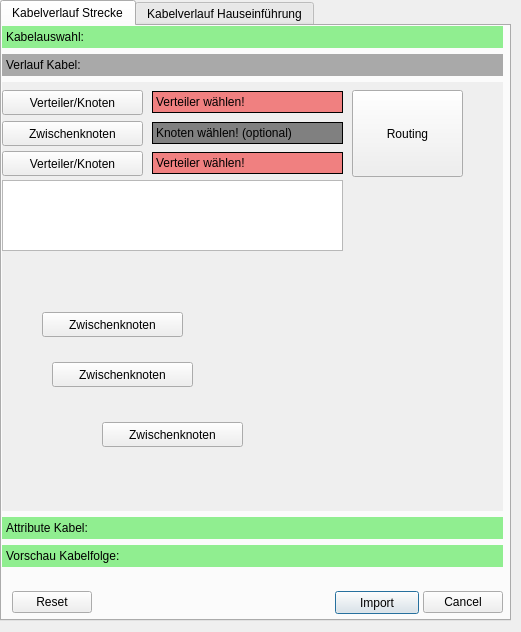
Qt form tools/kabel_verlegen/kabel_verlegen_dialog_base.ui (geoKjack/Toolbox_SiegeleCO) before a commit.
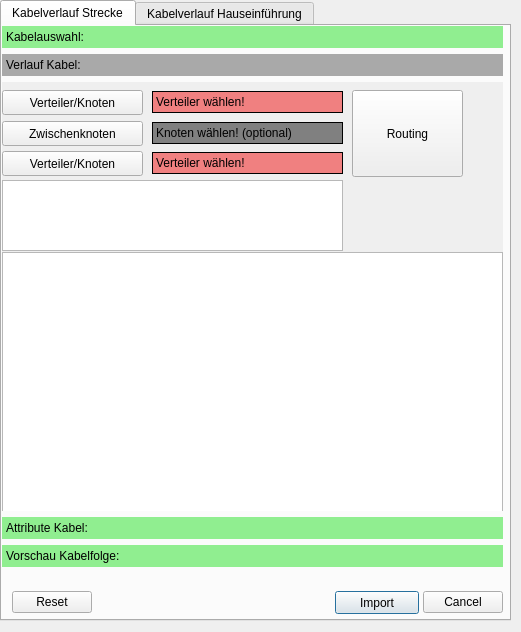
The same form after that commit. The open tabs and pages were chosen to show the change. Custom widgets are drawn as their Qt base class.

```diff
--- a/tools/kabel_verlegen/kabel_verlegen_dialog_base.ui
+++ b/tools/kabel_verlegen/kabel_verlegen_dialog_base.ui
@@ -292,43 +292,14 @@
         <string>Knoten wählen! (optional)</string>
        </property>
       </widget>
-      <widget class="QPushButton" name="pushButton_verlauf">
+      <widget class="QGraphicsView" name="graphicsView">
        <property name="geometry">
         <rect>
-         <x>40</x>
-         <y>230</y>
-         <width>141</width>
-         <height>25</height>
+         <x>0</x>
+         <y>170</y>
+         <width>501</width>
+         <height>261</height>
         </rect>
-       </property>
-       <property name="text">
-        <string>Zwischenknoten</string>
-       </property>
-      </widget>
-      <widget class="QPushButton" name="pushButton_Vorschau">
-       <property name="geometry">
-        <rect>
-         <x>50</x>
-         <y>280</y>
-         <width>141</width>
-         <height>25</height>
-        </rect>
-       </property>
-       <property name="text">
-        <string>Zwischenknoten</string>
-       </property>
-      </widget>
-      <widget class="QPushButton" name="pushButton_Datenpruefung">
-       <property name="geometry">
-        <rect>
-         <x>100</x>
-         <y>340</y>
-         <width>141</width>
-         <height>25</height>
-        </rect>
-       </property>
-       <property name="text">
-        <string>Zwischenknoten</string>
        </property>
       </widget>
      </widget>
```
Left out of the diff: 20 changed lines with no effect on the pictures.
